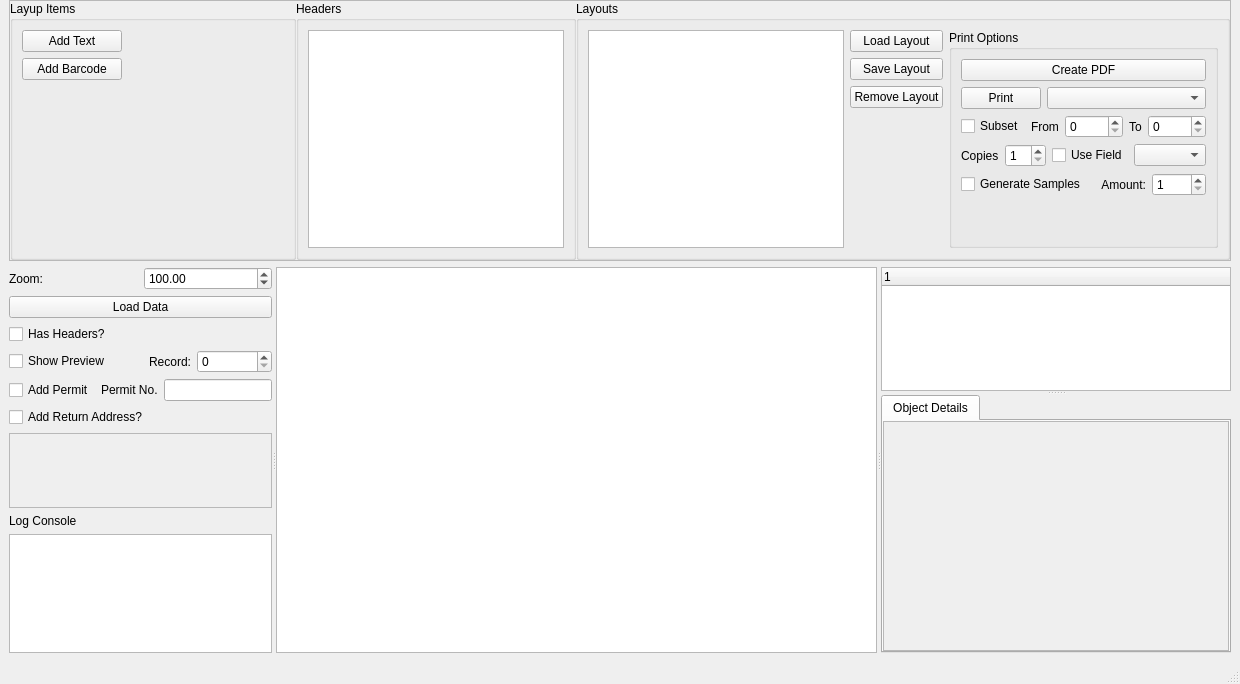
Above: LabelDesigner.ui from marvin939/label-designer before the change. Below: the same form after it.
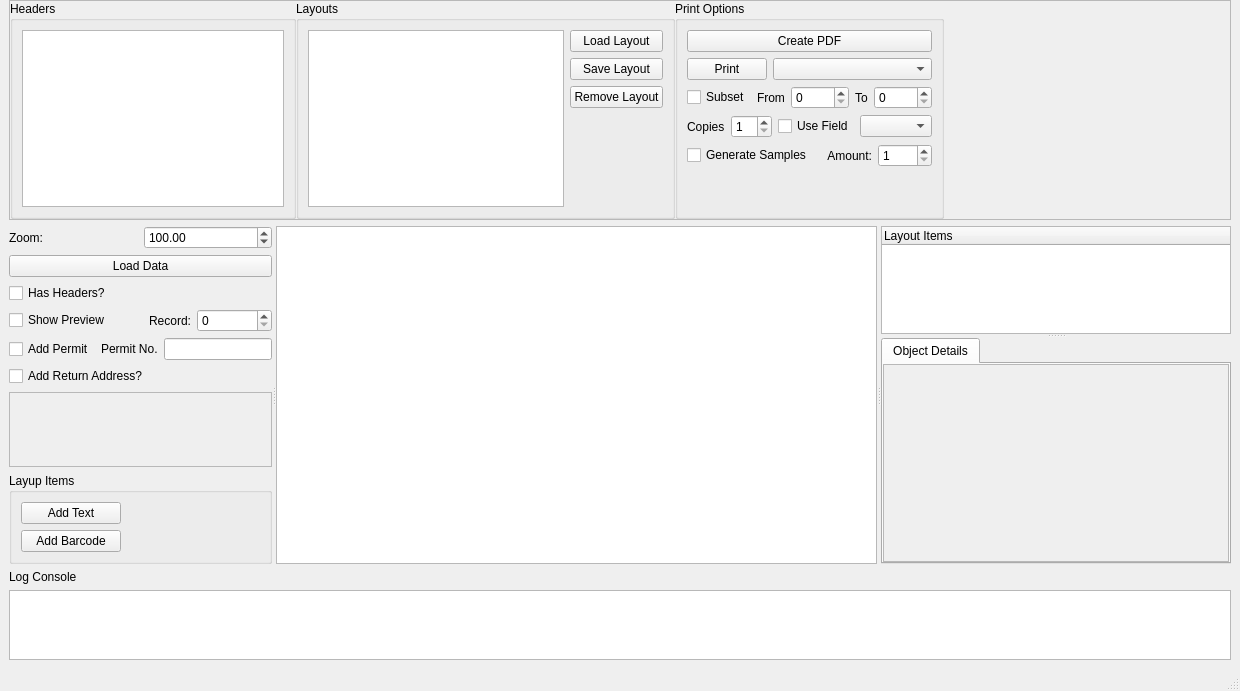
That is the form after the change. Custom widgets are drawn as their Qt base class.

Commit message: Fixed a bug with the property pages not loading correctly the first few times Fixed another bug with layouts not saving correctly Added ability to name layout items

```diff
--- a/LabelDesigner.ui
+++ b/LabelDesigner.ui
@@ -20,7 +20,7 @@
    <bool>false</bool>
   </property>
   <widget class="QWidget" name="centralwidget">
-   <layout class="QVBoxLayout" name="verticalLayout_4" stretch="0,1">
+   <layout class="QVBoxLayout" name="verticalLayout_4" stretch="0,2,1">
     <property name="topMargin">
      <number>0</number>
     </property>
@@ -38,106 +38,33 @@
       <property name="frameShadow">
        <enum>QFrame::Raised</enum>
       </property>
-      <layout class="QHBoxLayout" name="horizontalLayout_4" stretch="1,0,0">
+      <layout class="QHBoxLayout" name="horizontalLayout_4" stretch="0,0,0,0">
        <property name="spacing">
         <number>0</number>
        </property>
        <property name="margin">
         <number>0</number>
        </property>
-       <item>
-        <widget class="QGroupBox" name="groupBox">
-         <property name="sizePolicy">
-          <sizepolicy hsizetype="Preferred" vsizetype="Minimum">
-           <horstretch>0</horstretch>
-           <verstretch>0</verstretch>
-          </sizepolicy>
-         </property>
-         <property name="minimumSize">
-          <size>
-           <width>0</width>
-           <height>100</height>
-          </size>
-         </property>
-         <property name="maximumSize">
-          <size>
-           <width>16777215</width>
-           <height>16777215</height>
-          </size>
-         </property>
-         <property name="title">
-          <string>Layup Items</string>
-         </property>
-         <layout class="QGridLayout" name="gridLayout_2">
-          <item row="0" column="1">
-           <spacer name="horizontalSpacer">
-            <property name="orientation">
-             <enum>Qt::Horizontal</enum>
-            </property>
-            <property name="sizeHint" stdset="0">
-             <size>
-              <width>40</width>
-              <height>20</height>
-             </size>
-            </property>
-           </spacer>
-          </item>
-          <item row="2" column="0">
-           <widget class="QPushButton" name="addBarcode">
-            <property name="text">
-             <string>Add Barcode</string>
-            </property>
-            <property name="checkable">
-             <bool>true</bool>
-            </property>
-           </widget>
-          </item>
-          <item row="0" column="0">
-           <widget class="QPushButton" name="addText">
-            <property name="sizePolicy">
-             <sizepolicy hsizetype="Maximum" vsizetype="Fixed">
-              <horstretch>0</horstretch>
-              <verstretch>0</verstretch>
-             </sizepolicy>
-            </property>
-            <property name="minimumSize">
-             <size>
-              <width>100</width>
-              <height>0</height>
-             </size>
-            </property>
-            <property name="text">
-             <string>Add Text</string>
-            </property>
-            <property name="checkable">
-             <bool>true</bool>
-            </property>
-           </widget>
-          </item>
-          <item row="3" column="0">
-           <spacer name="verticalSpacer_3">
-            <property name="orientation">
-             <enum>Qt::Vertical</enum>
-            </property>
-            <property name="sizeHint" stdset="0">
-             <size>
-              <width>20</width>
-              <height>40</height>
-             </size>
-            </property>
-           </spacer>
-          </item>
-         </layout>
-        </widget>
-       </item>
        <item>
         <widget class="QGroupBox" name="groupBox_4">
+         <property name="sizePolicy">
+          <sizepolicy hsizetype="Preferred" vsizetype="Maximum">
+           <horstretch>0</horstretch>
+           <verstretch>0</verstretch>
+          </sizepolicy>
+         </property>
          <property name="title">
           <string>Headers</string>
          </property>
          <layout class="QVBoxLayout" name="verticalLayout_8">
           <item>
            <widget class="QTableWidget" name="headerList">
+            <property name="sizePolicy">
+             <sizepolicy hsizetype="Expanding" vsizetype="Maximum">
+              <horstretch>0</horstretch>
+              <verstretch>0</verstretch>
+             </sizepolicy>
+            </property>
             <property name="editTriggers">
              <set>QAbstractItemView::EditKeyPressed</set>
             </property>
@@ -154,12 +81,25 @@
        </item>
        <item>
         <widget class="QGroupBox" name="groupBox_3">
+         <property name="sizePolicy">
+          <sizepolicy hsizetype="Preferred" vsizetype="Maximum">
+           <horstretch>0</horstretch>
+           <verstretch>0</verstretch>
+          </sizepolicy>
+         </property>
          <property name="title">
           <string>Layouts</string>
          </property>
          <layout class="QHBoxLayout" name="horizontalLayout_7">
           <item>
-           <widget class="QListWidget" name="layoutList"/>
+           <widget class="QListWidget" name="layoutList">
+            <property name="sizePolicy">
+             <sizepolicy hsizetype="Expanding" vsizetype="Maximum">
+              <horstretch>0</horstretch>
+              <verstretch>0</verstretch>
+             </sizepolicy>
+            </property>
+           </widget>
           </item>
           <item>
            <layout class="QVBoxLayout" name="verticalLayout_6">
@@ -178,7 +118,7 @@
              </widget>
             </item>
             <item>
-             <widget class="QPushButton" name="RemoveLayout">
+             <widget class="QPushButton" name="removeLayout">
               <property name="text">
                <string>Remove Layout</string>
               </property>
@@ -199,8 +139,17 @@
             </item>
            </layout>
           </item>
+         </layout>
+        </widget>
+       </item>
           <item>
            <widget class="QGroupBox" name="groupBox_2">
+         <property name="sizePolicy">
+          <sizepolicy hsizetype="Preferred" vsizetype="Maximum">
+           <horstretch>0</horstretch>
+           <verstretch>0</verstretch>
+          </sizepolicy>
+         </property>
             <property name="title">
              <string>Print Options</string>
             </property>
@@ -357,8 +306,18 @@
             </layout>
            </widget>
           </item>
-         </layout>
-        </widget>
+       <item>
+        <spacer name="horizontalSpacer_2">
+         <property name="orientation">
+          <enum>Qt::Horizontal</enum>
+         </property>
+         <property name="sizeHint" stdset="0">
+          <size>
+           <width>40</width>
+           <height>20</height>
+          </size>
+         </property>
+        </spacer>
        </item>
       </layout>
      </widget>
@@ -520,17 +479,100 @@
            </widget>
           </item>
           <item>
-           <widget class="QLabel" name="label_8">
+           <widget class="QGroupBox" name="groupBox">
+            <property name="sizePolicy">
+             <sizepolicy hsizetype="Preferred" vsizetype="Maximum">
+              <horstretch>0</horstretch>
+              <verstretch>0</verstretch>
+             </sizepolicy>
+            </property>
+            <property name="minimumSize">
+             <size>
+              <width>0</width>
+              <height>0</height>
+             </size>
+            </property>
+            <property name="maximumSize">
+             <size>
+              <width>16777215</width>
+              <height>16777215</height>
+             </size>
+            </property>
+            <property name="title">
+             <string>Layup Items</string>
+            </property>
+            <layout class="QGridLayout" name="gridLayout_2">
+             <item row="0" column="1">
+              <spacer name="horizontalSpacer">
+               <property name="orientation">
+                <enum>Qt::Horizontal</enum>
+               </property>
+               <property name="sizeHint" stdset="0">
+                <size>
+                 <width>40</width>
+                 <height>20</height>
+                </size>
+               </property>
+              </spacer>
+             </item>
+             <item row="3" column="0">
+              <spacer name="verticalSpacer_3">
+               <property name="orientation">
+                <enum>Qt::Vertical</enum>
+               </property>
+               <property name="sizeHint" stdset="0">
+                <size>
+                 <width>20</width>
+                 <height>40</height>
+                </size>
+               </property>
+              </spacer>
+             </item>
+             <item row="0" column="0">
+              <widget class="QPushButton" name="addText">
+               <property name="sizePolicy">
+                <sizepolicy hsizetype="Maximum" vsizetype="Fixed">
+                 <horstretch>0</horstretch>
+                 <verstretch>0</verstretch>
+                </sizepolicy>
+               </property>
+               <property name="minimumSize">
+                <size>
+                 <width>100</width>
+                 <height>0</height>
+                </size>
+               </property>
             <property name="text">
-             <string>Log Console</string>
-            </property>
-           </widget>
-          </item>
-          <item>
-           <widget class="QTextEdit" name="logConsole">
-            <property name="readOnly">
+                <string>Add Text</string>
+               </property>
+               <property name="checkable">
+                <bool>true</bool>
+               </property>
+              </widget>
+             </item>
+             <item row="1" column="0">
+              <widget class="QPushButton" name="addBarcode">
+               <property name="sizePolicy">
+                <sizepolicy hsizetype="Maximum" vsizetype="Fixed">
+                 <horstretch>0</horstretch>
+                 <verstretch>0</verstretch>
+                </sizepolicy>
+               </property>
+               <property name="minimumSize">
+                <size>
+                 <width>100</width>
+                 <height>0</height>
+                </size>
+               </property>
+               <property name="text">
+                <string>Add Barcode</string>
+               </property>
+               <property name="checkable">
              <bool>true</bool>
             </property>
+              </widget>
+             </item>
+            </layout>
            </widget>
           </item>
           <item>
@@ -555,6 +597,12 @@
            <verstretch>0</verstretch>
           </sizepolicy>
          </property>
+         <property name="minimumSize">
+          <size>
+           <width>0</width>
+           <height>290</height>
+          </size>
+         </property>
          <property name="cursor" stdset="0">
           <cursorShape>ArrowCursor</cursorShape>
          </property>
@@ -587,7 +635,7 @@
              </property>
              <column>
               <property name="text">
-               <string notr="true">1</string>
+               <string notr="true">Layout Items</string>
               </property>
              </column>
             </widget>
@@ -625,7 +673,7 @@
                 <number>0</number>
                </property>
                <item>
-                <widget class="QScrollArea" name="scrollArea">
+                <widget class="QScrollArea" name="objectPropertyArea">
                  <property name="sizePolicy">
                   <sizepolicy hsizetype="Preferred" vsizetype="Preferred">
                    <horstretch>0</horstretch>
@@ -641,7 +689,7 @@
                     <x>0</x>
                     <y>0</y>
                     <width>342</width>
-                    <height>212</height>
+                    <height>171</height>
                    </rect>
                   </property>
                   <layout class="QVBoxLayout" name="verticalLayout_2">
@@ -670,6 +718,33 @@
       </item>
      </layout>
     </item>
+    <item>
+     <layout class="QVBoxLayout" name="verticalLayout_9">
+      <item>
+       <widget class="QLabel" name="label_8">
+        <property name="text">
+         <string>Log Console</string>
+        </property>
+       </widget>
+      </item>
+      <item>
+       <widget class="QTextEdit" name="logConsole">
+        <property name="sizePolicy">
+         <sizepolicy hsizetype="Expanding" vsizetype="Preferred">
+          <horstretch>0</horstretch>
+          <verstretch>0</verstretch>
+         </sizepolicy>
+        </property>
+        <property name="horizontalScrollBarPolicy">
+         <enum>Qt::ScrollBarAlwaysOff</enum>
+        </property>
+        <property name="readOnly">
+         <bool>true</bool>
+        </property>
+       </widget>
+      </item>
+     </layout>
+    </item>
    </layout>
   </widget>
   <widget class="QMenuBar" name="menubar">
```
Lines whose indentation alone changed are shown as unchanged. The commit also changes 8 other files.
